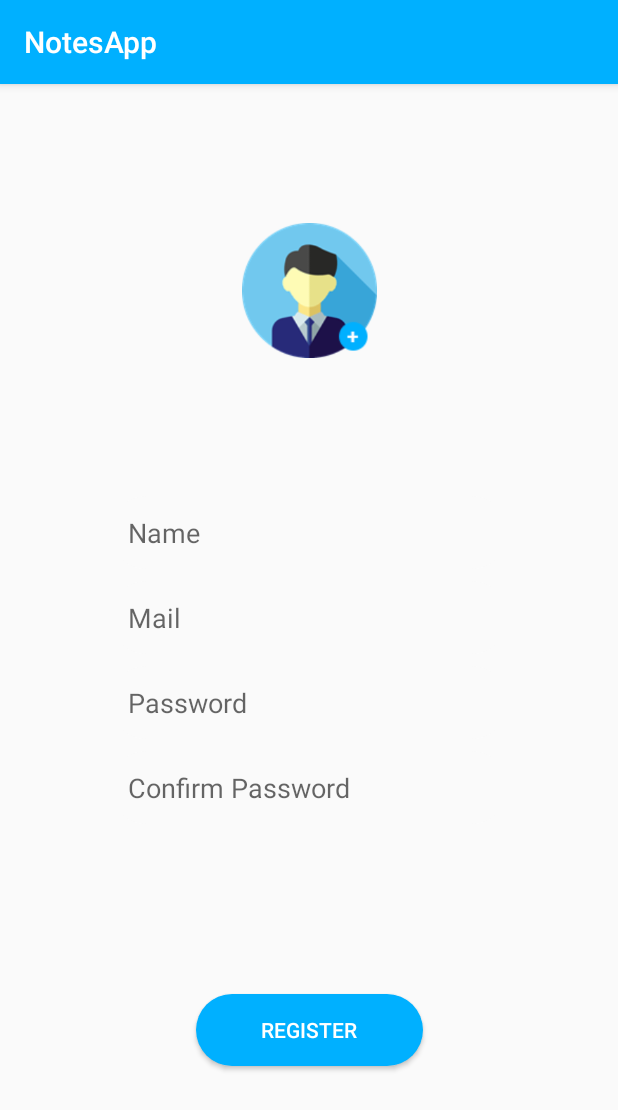
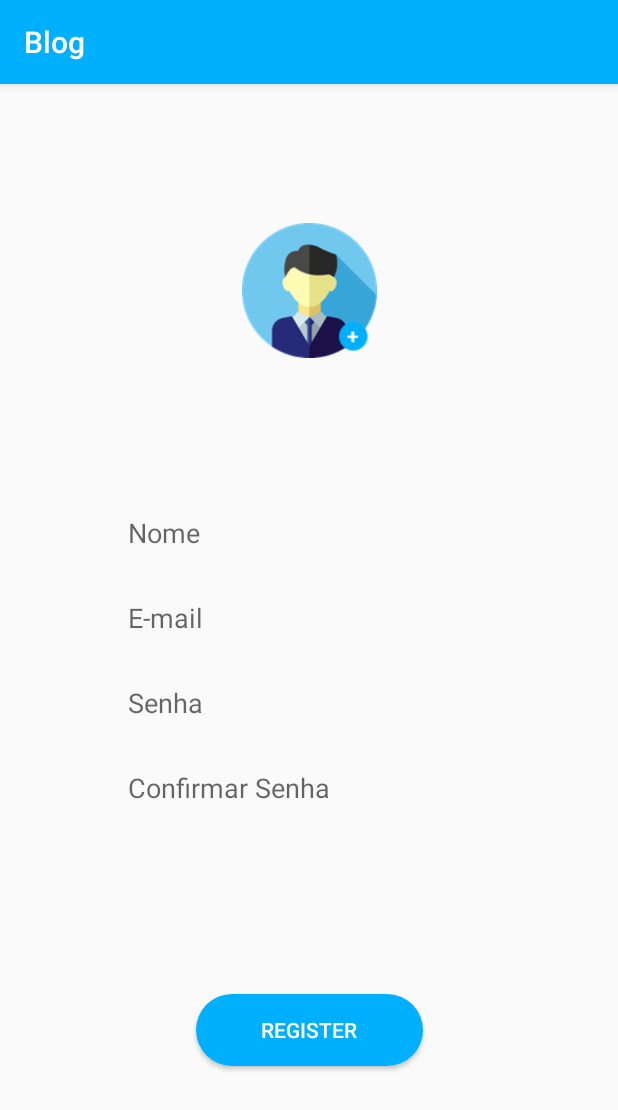
Before and after one commit to math-schenatto/Mini-Mobile-Blog, an Android app: the RegisterActivity screen opened directly, with no data from a screen before it, on a phone screen of 412 x 824 dp. Shown: the top 1110 px of the screen. Run offline under Robolectric (Android 15) with nearby library versions, the phone set to English and light mode, and no system bars; our stand-ins replace Firebase (no records; nobody signed in at launch, a user with empty details on screens opened directly); pictures from the network do not load.

Commit message:
Corrigindo alguns detalhes

```diff
--- a/app/src/main/AndroidManifest.xml
+++ b/app/src/main/AndroidManifest.xml
@@ -8,7 +8,7 @@
     <application
         android:allowBackup="true"
         android:icon="@mipmap/ic_launcher"
-        android:label="@string/app_name"
+        android:label="Blog"
         android:roundIcon="@mipmap/ic_launcher_round"
         android:supportsRtl="true"
         android:theme="@style/AppTheme">
--- a/app/src/main/res/layout/activity_login.xml
+++ b/app/src/main/res/layout/activity_login.xml
@@ -33,7 +33,7 @@
         android:layout_marginBottom="4dp"
         android:background="@drawable/reg_edittext_style"
         android:ems="10"
-        android:hint="Mail Adress"
+        android:hint="E-mail"
         android:inputType="textPersonName"
         app:layout_constraintBottom_toTopOf="@+id/guideline3"
         app:layout_constraintEnd_toEndOf="parent"
@@ -57,7 +57,7 @@
         android:layout_marginRight="8dp"
         android:background="@drawable/reg_edittext_style"
         android:ems="10"
-        android:hint="Password"
+        android:hint="Senha"
         android:inputType="textPassword"
         app:layout_constraintEnd_toEndOf="parent"
         app:layout_constraintStart_toStartOf="parent"
--- a/app/src/main/res/layout/activity_register.xml
+++ b/app/src/main/res/layout/activity_register.xml
@@ -32,7 +32,7 @@
 
     <EditText
         android:background="@drawable/reg_edittext_style"
-        android:hint="Name"
+        android:hint="Nome"
         android:id="@+id/regName"
         android:layout_width="265dp"
         android:layout_height="wrap_content"
@@ -49,7 +49,7 @@
 
     <EditText
         android:background="@drawable/reg_edittext_style"
-        android:hint="Mail"
+        android:hint="E-mail"
         android:id="@+id/regMail"
         android:layout_width="265dp"
         android:layout_height="wrap_content"
@@ -66,7 +66,7 @@
 
     <EditText
         android:background="@drawable/reg_edittext_style"
-        android:hint="Password"
+        android:hint="Senha"
         android:id="@+id/regPassword"
         android:layout_width="265dp"
         android:layout_height="wrap_content"
@@ -83,7 +83,7 @@
 
     <EditText
         android:background="@drawable/reg_edittext_style"
-        android:hint="Confirm Password"
+        android:hint="Confirmar Senha"
         android:id="@+id/regPassword2"
         android:layout_width="265dp"
         android:layout_height="wrap_content"
```
